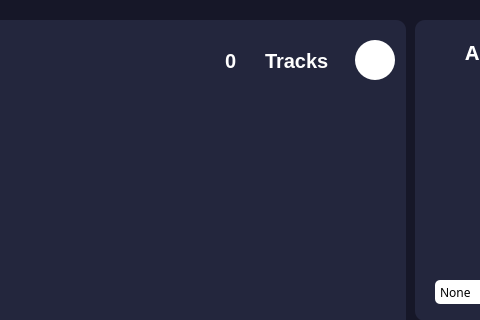
This is forms/mainwindow.ui in whatdislol/Symmo as Qt 5 draws it before an edit; both pictures show x 465 to 945 and y 0 to 320 of the 1150 by 635 pixel window. The edited form follows.
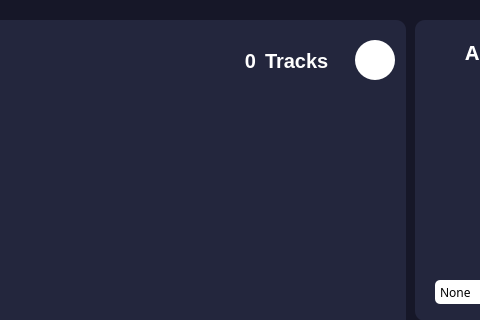
This is the edited form.

Commit message: Set track count to align to the right

```diff
--- a/forms/mainwindow.ui
+++ b/forms/mainwindow.ui
@@ -753,6 +753,9 @@
      <property name="text">
       <string>0</string>
      </property>
+     <property name="alignment">
+      <set>Qt::AlignRight|Qt::AlignTrailing|Qt::AlignVCenter</set>
+     </property>
     </widget>
     <widget class="QLabel" name="label_Tracks">
      <property name="geometry">
```
